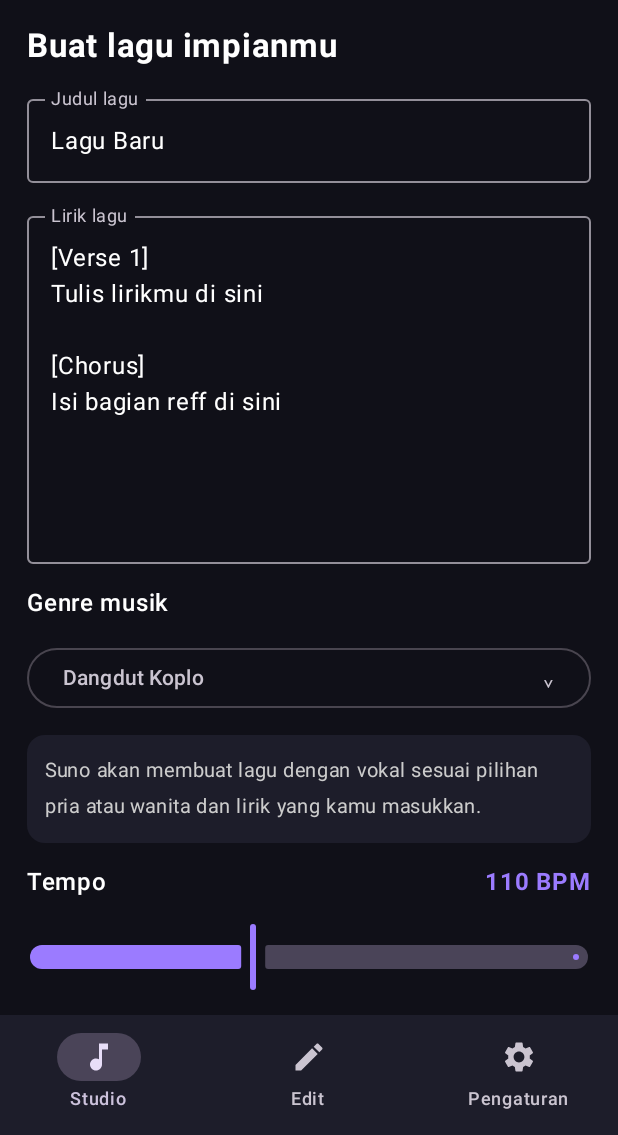
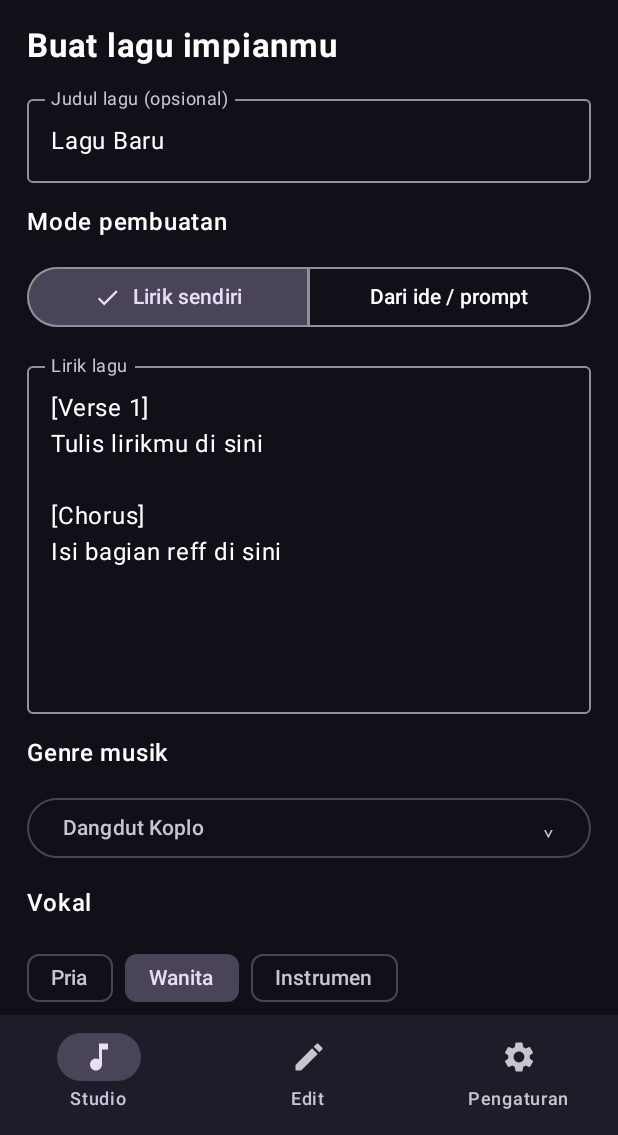
Before and after one commit to Froglands/music_ai, an Android app built with Jetpack Compose: the screen it shows after launch (MainActivity), on a phone screen of 412 x 824 dp, the part 101-1236 px from its top. Run offline under Robolectric (Android 15) with nearby library versions, the phone set to English and light mode, and no system bars; pictures from the network do not load.

Commit message:
Add visible vocal selector and lyrics-or-prompt creation mode

```diff
--- a/android/app/src/main/java/com/music_ai/app/MainActivity.kt
+++ b/android/app/src/main/java/com/music_ai/app/MainActivity.kt
@@ -81,6 +81,7 @@ fun MusicAiScreen() {
     var bpm by remember { mutableFloatStateOf(110f) }
     var durationSeconds by remember { mutableIntStateOf(120) }
     var mood by remember { mutableStateOf("Enerjik dan emosional") }
+    var inputMode by remember { mutableStateOf("lyrics") }
     var selectedMoods by remember { mutableStateOf(setOf("Emosional", "Sedikit sedih")) }
     var customMood by remember { mutableStateOf("") }
     var busy by remember { mutableStateOf(false) }
@@ -140,6 +141,7 @@ fun MusicAiScreen() {
                 val json = JSONObject().apply {
                     put("title", title)
                     put("lyrics", lyrics)
+                    put("inputMode", inputMode)
                     put("genre", genre)
                     put("vocal", vocal)
                     put("instrumental", vocal == "instrumental")
@@ -368,11 +370,16 @@ fun MusicAiScreen() {
                         Text("Buat lagu impianmu", fontSize = 22.sp, fontWeight = FontWeight.Bold)
                         OutlinedTextField(
                             value = title, onValueChange = { title = it },
-                            label = { Text("Judul lagu") }, modifier = Modifier.fillMaxWidth(), singleLine = true
+                            label = { Text("Judul lagu (opsional)") }, modifier = Modifier.fillMaxWidth(), singleLine = true
                         )
+                        Text("Mode pembuatan", fontWeight = FontWeight.SemiBold)
+                        SingleChoiceSegmentedButtonRow(Modifier.fillMaxWidth()) {
+                            SegmentedButton(selected = inputMode == "lyrics", onClick = { inputMode = "lyrics" }, shape = SegmentedButtonDefaults.itemShape(0, 2)) { Text("Lirik sendiri") }
+                            SegmentedButton(selected = inputMode == "prompt", onClick = { inputMode = "prompt" }, shape = SegmentedButtonDefaults.itemShape(1, 2)) { Text("Dari ide / prompt") }
+                        }
                         OutlinedTextField(
                             value = lyrics, onValueChange = { lyrics = it },
-                            label = { Text("Lirik lagu") },
+                            label = { Text(if (inputMode == "lyrics") "Lirik lagu" else "Ide / prompt lagu") },
                             modifier = Modifier.fillMaxWidth().height(240.dp),
                             placeholder = { Text("[Verse 1]\nTulis lirik di sini...") }
                         )
@@ -394,6 +401,12 @@ fun MusicAiScreen() {
                             }
                         }
 
+                        Text("Vokal", fontWeight = FontWeight.SemiBold)
+                        Row(Modifier.fillMaxWidth(), horizontalArrangement = Arrangement.spacedBy(8.dp)) {
+                            listOf("male" to "Pria", "female" to "Wanita", "instrumental" to "Instrumen").forEach { (value, label) ->
+                                FilterChip(selected = vocal == value, onClick = { vocal = value }, label = { Text(label) })
+                            }
+                        }
                         Surface(color = panel, shape = RoundedCornerShape(12.dp), modifier = Modifier.fillMaxWidth()) {
                             Text(
                                 "Suno akan membuat lagu dengan vokal sesuai pilihan pria atau wanita dan lirik yang kamu masukkan.",
@@ -437,7 +450,7 @@ fun MusicAiScreen() {
 
                         Button(
                             onClick = { generateSong() },
-                            enabled = !busy && lyrics.isNotBlank(),
+                            enabled = !busy && (inputMode == "prompt" || lyrics.isNotBlank()),
                             modifier = Modifier.fillMaxWidth().height(54.dp),
                             shape = RoundedCornerShape(16.dp)
                         ) {
```
